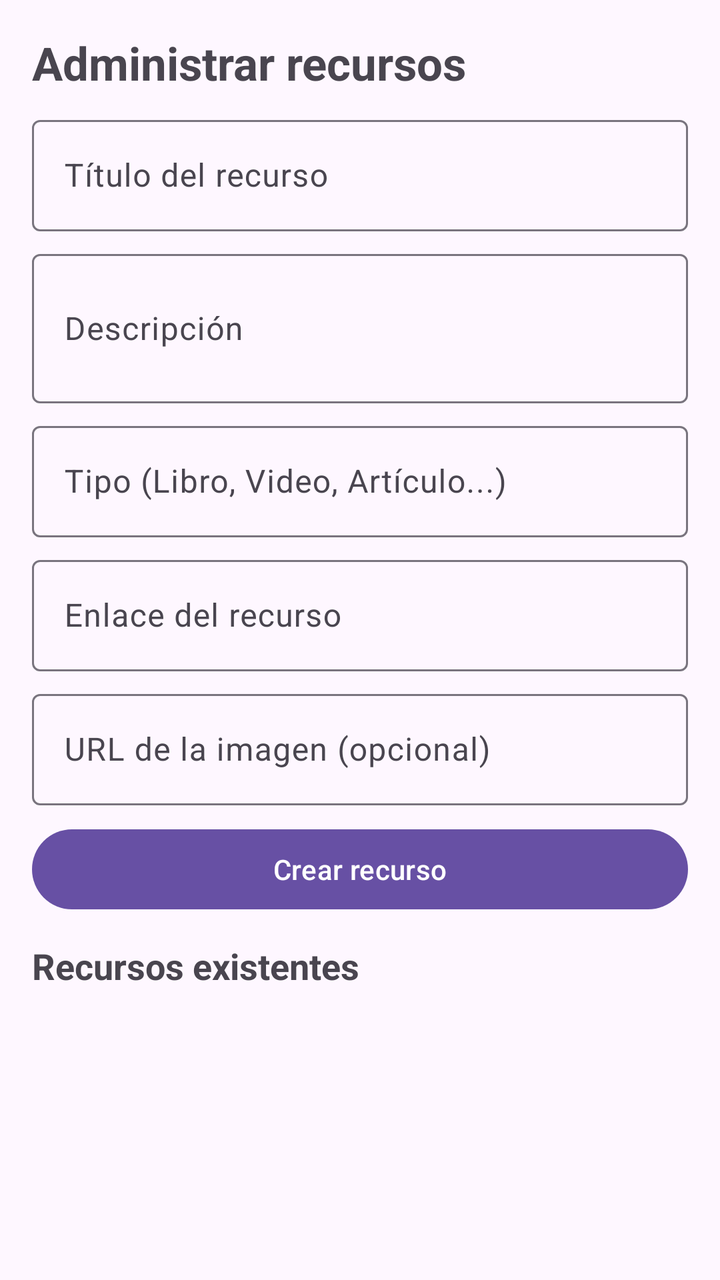
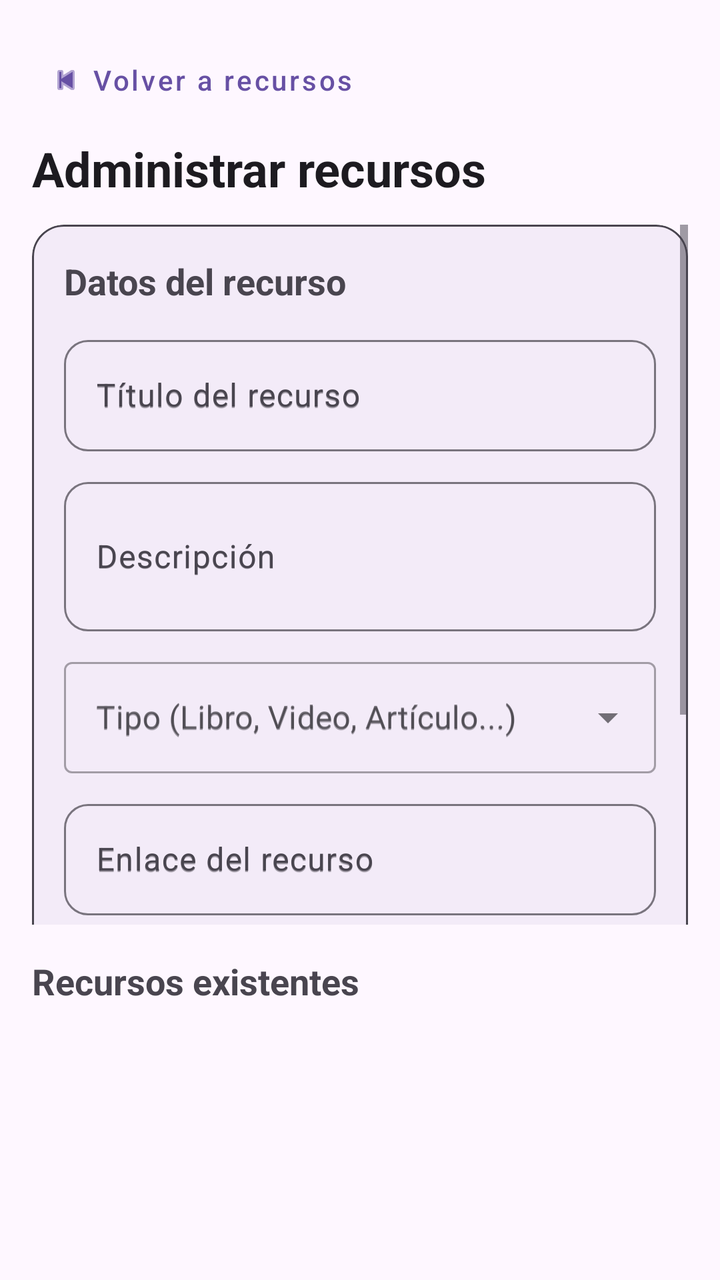

An Android layout rendered at two revisions. The XML below is the earlier revision; the diff shows what the commit changed to produce the second picture.
<!-- AndroidManifest.xml: application theme Theme.AprendeApp -->
<!-- res/layout/activity_docente.xml -->
<?xml version="1.0" encoding="utf-8"?>
<LinearLayout
    xmlns:android="http://schemas.android.com/apk/res/android"
    xmlns:tools="http://schemas.android.com/tools"
    android:layout_width="match_parent"
    android:layout_height="match_parent"
    android:orientation="vertical"
    android:padding="16dp"
    tools:context=".DocenteActivity">

    <TextView
        android:layout_width="match_parent"
        android:layout_height="wrap_content"
        android:text="@string/manage_resources_title"
        android:textSize="23sp"
        android:textStyle="bold" />

    <ScrollView
        android:layout_width="match_parent"
        android:layout_height="wrap_content"
        android:layout_marginTop="8dp"
        android:fillViewport="false">

        <LinearLayout
            android:layout_width="match_parent"
            android:layout_height="wrap_content"
            android:orientation="vertical">

            <com.google.android.material.textfield.TextInputLayout
                android:layout_width="match_parent"
                android:layout_height="wrap_content"
                android:hint="@string/resource_title_hint">

                <com.google.android.material.textfield.TextInputEditText
                    android:id="@+id/etTitulo"
                    android:layout_width="match_parent"
                    android:layout_height="wrap_content"
                    android:inputType="textCapSentences"
                    android:maxLines="2" />
            </com.google.android.material.textfield.TextInputLayout>

            <com.google.android.material.textfield.TextInputLayout
                android:layout_width="match_parent"
                android:layout_height="wrap_content"
                android:layout_marginTop="6dp"
                android:hint="@string/resource_description_hint">

                <com.google.android.material.textfield.TextInputEditText
                    android:id="@+id/etDescripcion"
                    android:layout_width="match_parent"
                    android:layout_height="wrap_content"
                    android:inputType="textCapSentences|textMultiLine"
                    android:minLines="2"
                    android:maxLines="4" />
            </com.google.android.material.textfield.TextInputLayout>

            <com.google.android.material.textfield.TextInputLayout
                android:layout_width="match_parent"
                android:layout_height="wrap_content"
                android:layout_marginTop="6dp"
                android:hint="@string/resource_type_hint">

                <com.google.android.material.textfield.TextInputEditText
                    android:id="@+id/etTipo"
                    android:layout_width="match_parent"
                    android:layout_height="wrap_content"
                    android:inputType="textCapSentences" />
            </com.google.android.material.textfield.TextInputLayout>

            <com.google.android.material.textfield.TextInputLayout
                android:layout_width="match_parent"
                android:layout_height="wrap_content"
                android:layout_marginTop="6dp"
                android:hint="@string/resource_link_hint">

                <com.google.android.material.textfield.TextInputEditText
                    android:id="@+id/etEnlace"
                    android:layout_width="match_parent"
                    android:layout_height="wrap_content"
                    android:inputType="textUri"
                    android:maxLines="2" />
            </com.google.android.material.textfield.TextInputLayout>

            <com.google.android.material.textfield.TextInputLayout
                android:layout_width="match_parent"
                android:layout_height="wrap_content"
                android:layout_marginTop="6dp"
                android:hint="@string/resource_image_url_hint">

                <com.google.android.material.textfield.TextInputEditText
                    android:id="@+id/etImagen"
                    android:layout_width="match_parent"
                    android:layout_height="wrap_content"
                    android:inputType="textUri"
                    android:maxLines="2" />
            </com.google.android.material.textfield.TextInputLayout>

            <com.google.android.material.button.MaterialButton
                android:id="@+id/btnGuardarRecurso"
                android:layout_width="match_parent"
                android:layout_height="wrap_content"
                android:layout_marginTop="8dp"
                android:text="@string/create_resource" />

            <com.google.android.material.button.MaterialButton
                android:id="@+id/btnCancelarEdicion"
                android:layout_width="match_parent"
                android:layout_height="wrap_content"
                android:text="@string/cancel_edit"
                android:visibility="gone" />

        </LinearLayout>
    </ScrollView>

    <TextView
        android:layout_width="match_parent"
        android:layout_height="wrap_content"
        android:layout_marginTop="12dp"
        android:text="@string/existing_resources_title"
        android:textStyle="bold"
        android:textSize="18sp" />

    <androidx.recyclerview.widget.RecyclerView
        android:id="@+id/rvAdminRecursos"
        android:layout_width="match_parent"
        android:layout_height="0dp"
        android:layout_marginTop="8dp"
        android:layout_weight="1"
        android:clipToPadding="false"
        android:paddingBottom="8dp"
        tools:listitem="@layout/item_admin_recurso" />

</LinearLayout>
<!-- res/layout/item_admin_recurso.xml (included above) -->
<?xml version="1.0" encoding="utf-8"?>
<com.google.android.material.card.MaterialCardView
    xmlns:android="http://schemas.android.com/apk/res/android"
    xmlns:app="http://schemas.android.com/apk/res-auto"
    android:layout_width="match_parent"
    android:layout_height="wrap_content"
    android:layout_marginBottom="10dp"
    app:cardCornerRadius="12dp"
    app:cardElevation="3dp">

    <LinearLayout
        android:layout_width="match_parent"
        android:layout_height="wrap_content"
        android:orientation="vertical"
        android:padding="12dp">

        <TextView
            android:id="@+id/tvAdminTitulo"
            android:layout_width="match_parent"
            android:layout_height="wrap_content"
            android:textStyle="bold"
            android:textSize="18sp" />

        <TextView
            android:id="@+id/tvAdminTipo"
            android:layout_width="match_parent"
            android:layout_height="wrap_content"
            android:layout_marginTop="4dp" />

        <TextView
            android:id="@+id/tvAdminDescripcion"
            android:layout_width="match_parent"
            android:layout_height="wrap_content"
            android:layout_marginTop="4dp" />

        <LinearLayout
            android:layout_width="match_parent"
            android:layout_height="wrap_content"
            android:orientation="horizontal"
            android:layout_marginTop="8dp">

            <com.google.android.material.button.MaterialButton
                android:id="@+id/btnEditarRecurso"
                android:layout_width="0dp"
                android:layout_height="wrap_content"
                android:layout_weight="1"
                android:text="@string/edit_resource" />

            <com.google.android.material.button.MaterialButton
                android:id="@+id/btnEliminarRecurso"
                android:layout_width="0dp"
                android:layout_height="wrap_content"
                android:layout_weight="1"
                android:layout_marginStart="8dp"
                android:text="@string/delete_resource"
                app:backgroundTint="?attr/colorError" />
        </LinearLayout>

    </LinearLayout>

</com.google.android.material.card.MaterialCardView>
<!-- resources referenced by this layout -->
<resources>
  <string name="cancel_edit">Cancelar edición</string>
  <string name="create_resource">Crear recurso</string>
  <string name="delete_resource">Eliminar</string>
  <string name="edit_resource">Editar</string>
  <string name="existing_resources_title">Recursos existentes</string>
  <string name="manage_resources_title">Administrar recursos</string>
  <string name="resource_description_hint">Descripción</string>
  <string name="resource_image_url_hint">URL de la imagen (opcional)</string>
  <string name="resource_link_hint">Enlace del recurso</string>
  <string name="resource_title_hint">Título del recurso</string>
  <string name="resource_type_hint">Tipo (Libro, Video, Artículo...)</string>
  <style name="Theme.AprendeApp" parent="Base.Theme.AprendeApp" />
  <style name="Base.Theme.AprendeApp" parent="Theme.Material3.DayNight.NoActionBar">
          
          
      </style>
</resources>

<!-- the commit's change to res/layout/activity_docente.xml (unified diff, before → after) -->
@@ -1,195 +1,218 @@
-<?xml version="1.0" encoding="utf-8"?>
-<LinearLayout
-    xmlns:android="http://schemas.android.com/apk/res/android"
-    xmlns:tools="http://schemas.android.com/tools"
+<LinearLayout xmlns:android="http://schemas.android.com/apk/res/android"
+    xmlns:app="http://schemas.android.com/apk/res-auto"
     android:layout_width="match_parent"
     android:layout_height="match_parent"
     android:orientation="vertical"
-    android:padding="16dp"
-    tools:context=".DocenteActivity">
+    android:background="?attr/colorSurface"
+    android:padding="16dp">
+
+    <com.google.android.material.button.MaterialButton
+        android:id="@+id/btnVolver"
+        style="@style/Widget.MaterialComponents.Button.TextButton"
+        android:layout_width="wrap_content"
+        android:layout_height="48dp"
+        android:minWidth="0dp"
+        android:text="Volver a recursos"
+        android:textAllCaps="false"
+        android:textSize="14sp"
+        app:cornerRadius="12dp"
+        app:icon="@android:drawable/ic_media_previous"
+        app:iconGravity="textStart"
+        app:iconPadding="4dp" />
 
     <TextView
         android:layout_width="match_parent"
         android:layout_height="wrap_content"
+        android:layout_marginTop="4dp"
+        android:layout_marginBottom="12dp"
         android:text="@string/manage_resources_title"
-        android:textSize="23sp"
+        android:textColor="?attr/colorOnSurface"
+        android:textSize="24sp"
         android:textStyle="bold" />
 
     <ScrollView
         android:layout_width="match_parent"
-        android:layout_height="wrap_content"
-        android:layout_marginTop="8dp"
-        android:fillViewport="false">
-
-        <LinearLayout
+        android:layout_height="350dp"
+        android:fillViewport="true">
+
+        <com.google.android.material.card.MaterialCardView
             android:layout_width="match_parent"
             android:layout_height="wrap_content"
-            android:orientation="vertical">
-
-            <com.google.android.material.textfield.TextInputLayout
+            app:cardCornerRadius="16dp"
+            app:cardElevation="2dp"
+            app:strokeColor="?attr/colorControlNormal"
+            app:strokeWidth="1dp">
+
+            <LinearLayout
                 android:layout_width="match_parent"
                 android:layout_height="wrap_content"
-                android:hint="@string/resource_title_hint">
-
-                <com.google.android.material.textfield.TextInputEditText
-                    android:id="@+id/etTitulo"
-                    android:layout_width="match_parent"
-                    android:layout_height="wrap_content"
-                    android:inputType="textCapSentences"
-                    android:maxLines="2" />
-            </com.google.android.material.textfield.TextInputLayout>
-
-            <com.google.android.material.textfield.TextInputLayout
-                android:layout_width="match_parent"
-                android:layout_height="wrap_content"
-                android:layout_marginTop="6dp"
-                android:hint="@string/resource_description_hint">
-
-                <com.google.android.material.textfield.TextInputEditText
-                    android:id="@+id/etDescripcion"
-                    android:layout_width="match_parent"
-                    android:layout_height="wrap_content"
-                    android:inputType="textCapSentences|textMultiLine"
-                    android:minLines="2"
-                    android:maxLines="4" />
-            </com.google.android.material.textfield.TextInputLayout>
-
-            <com.google.android.material.textfield.TextInputLayout
-                android:layout_width="match_parent"
-                android:layout_height="wrap_content"
-                android:layout_marginTop="6dp"
-                android:hint="@string/resource_type_hint">
-
-                <com.google.android.material.textfield.TextInputEditText
-                    android:id="@+id/etTipo"
-                    android:layout_width="match_parent"
-                    android:layout_height="wrap_content"
-                    android:inputType="textCapSentences" />
-            </com.google.android.material.textfield.TextInputLayout>
-
-            <com.google.android.material.textfield.TextInputLayout
-                android:layout_width="match_parent"
-                android:layout_height="wrap_content"
-                android:layout_marginTop="6dp"
-                android:hint="@string/resource_link_hint">
-
-                <com.google.android.material.textfield.TextInputEditText
-                    android:id="@+id/etEnlace"
-                    android:layout_width="match_parent"
-                    android:layout_height="wrap_content"
-                    android:inputType="textUri"
-                    android:maxLines="2" />
-            </com.google.android.material.textfield.TextInputLayout>
-
-            <com.google.android.material.textfield.TextInputLayout
-                android:layout_width="match_parent"
-                android:layout_height="wrap_content"
-                android:layout_marginTop="6dp"
-                android:hint="@string/resource_image_url_hint">
-
-                <com.google.android.material.textfield.TextInputEditText
-                    android:id="@+id/etImagen"
-                    android:layout_width="match_parent"
-                    android:layout_height="wrap_content"
-                    android:inputType="textUri"
-                    android:maxLines="2" />
-            </com.google.android.material.textfield.TextInputLayout>
-
-            <com.google.android.material.button.MaterialButton
-                android:id="@+id/btnGuardarRecurso"
-                android:layout_width="match_parent"
-                android:layout_height="wrap_content"
-                android:layout_marginTop="8dp"
-                android:text="@string/create_resource" />
-
-            <com.google.android.material.button.MaterialButton
-                android:id="@+id/btnCancelarEdicion"
-                android:layout_width="match_parent"
-                android:layout_height="wrap_content"
-                android:text="@string/cancel_edit"
-                android:visibility="gone" />
-
-        </LinearLayout>
+                android:orientation="vertical"
+                android:padding="16dp">
+
+                <TextView
+                    android:layout_width="match_parent"
+                    android:layout_height="wrap_content"
+                    android:layout_marginBottom="12dp"
+                    android:text="Datos del recurso"
+                    android:textSize="18sp"
+                    android:textStyle="bold" />
+
+                
+                <com.google.android.material.textfield.TextInputLayout
+                    android:layout_width="match_parent"
+                    android:layout_height="wrap_content"
+                    android:layout_marginBottom="10dp"
+                    android:hint="@string/resource_title_hint"
+                    app:boxBackgroundMode="outline"
+                    app:boxCornerRadiusTopStart="12dp"
+                    app:boxCornerRadiusTopEnd="12dp"
+                    app:boxCornerRadiusBottomStart="12dp"
+                    app:boxCornerRadiusBottomEnd="12dp">
+
+                    <com.google.android.material.textfield.TextInputEditText
+                        android:id="@+id/etTitulo"
+                        android:layout_width="match_parent"
+                        android:layout_height="wrap_content"
+                        android:minHeight="48dp"
+                        android:hint="@string/resource_title_hint"
+                        android:inputType="textCapSentences"
+                        android:maxLines="2" />
+
+                </com.google.android.material.textfield.TextInputLayout>
+
+                
+                <com.google.android.material.textfield.TextInputLayout
+                    android:layout_width="match_parent"
+                    android:layout_height="wrap_content"
+                    android:layout_marginBottom="10dp"
+                    android:hint="@string/resource_description_hint"
+                    app:boxBackgroundMode="outline"
+                    app:boxCornerRadiusTopStart="12dp"
+                    app:boxCornerRadiusTopEnd="12dp"
+                    app:boxCornerRadiusBottomStart="12dp"
+                    app:boxCornerRadiusBottomEnd="12dp">
+
+                    <com.google.android.material.textfield.TextInputEditText
+                        android:id="@+id/etDescripcion"
+                        android:layout_width="match_parent"
+                        android:layout_height="wrap_content"
+                        android:minHeight="48dp"
+                        android:hint="@string/resource_description_hint"
+                        android:inputType="textCapSentences|textMultiLine"
+                        android:minLines="2"
+                        android:maxLines="4" />
+
+                </com.google.android.material.textfield.TextInputLayout>
+
+                
+                <com.google.android.material.textfield.TextInputLayout
+                    style="@style/Widget.MaterialComponents.TextInputLayout.OutlinedBox.ExposedDropdownMenu"
+                    android:layout_width="match_parent"
+                    android:layout_height="wrap_content"
+                    android:layout_marginBottom="10dp"
+                    android:hint="@string/resource_type_hint">
+
+                    <AutoCompleteTextView
+                        android:id="@+id/etTipo"
+                        android:layout_width="match_parent"
+                        android:layout_height="wrap_content"
+                        android:minHeight="48dp"
+                        android:hint="@string/resource_type_hint"
+                        android:inputType="none"
+                        android:importantForAccessibility="yes" />
+
+                </com.google.android.material.textfield.TextInputLayout>
+
+                
+                <com.google.android.material.textfield.TextInputLayout
+                    android:layout_width="match_parent"
+                    android:layout_height="wrap_content"
+                    android:layout_marginBottom="10dp"
+                    android:hint="@string/resource_link_hint"
+                    app:boxBackgroundMode="outline"
+                    app:boxCornerRadiusTopStart="12dp"
+                    app:boxCornerRadiusTopEnd="12dp"
+                    app:boxCornerRadiusBottomStart="12dp"
+                    app:boxCornerRadiusBottomEnd="12dp">
+
+                    <com.google.android.material.textfield.TextInputEditText
+                        android:id="@+id/etEnlace"
+                        android:layout_width="match_parent"
+                        android:layout_height="wrap_content"
+                        android:minHeight="48dp"
+                        android:hint="@string/resource_link_hint"
+                        android:inputType="textUri"
+                        android:maxLines="2" />
+
+                </com.google.android.material.textfield.TextInputLayout>
+
+                
+                <com.google.android.material.textfield.TextInputLayout
+                    android:layout_width="match_parent"
+                    android:layout_height="wrap_content"
+                    android:layout_marginBottom="12dp"
+                    android:hint="@string/resource_image_url_hint"
+                    app:boxBackgroundMode="outline"
+                    app:boxCornerRadiusTopStart="12dp"
+                    app:boxCornerRadiusTopEnd="12dp"
+                    app:boxCornerRadiusBottomStart="12dp"
+                    app:boxCornerRadiusBottomEnd="12dp">
+
+                    <com.google.android.material.textfield.TextInputEditText
+                        android:id="@+id/etImagen"
+                        android:layout_width="match_parent"
+                        android:layout_height="wrap_content"
+                        android:minHeight="48dp"
+                        android:hint="@string/resource_image_url_hint"
+                        android:inputType="textUri"
+                        android:maxLines="2" />
+
+                </com.google.android.material.textfield.TextInputLayout>
+
+                
+                <com.google.android.material.button.MaterialButton
+                    android:id="@+id/btnGuardarRecurso"
+                    android:layout_width="match_parent"
+                    android:layout_height="wrap_content"
+                    android:minHeight="48dp"
+                    android:layout_marginBottom="8dp"
+                    android:text="@string/create_resource"
+                    android:textAllCaps="false"
+                    app:cornerRadius="12dp"
+                    app:icon="@android:drawable/ic_menu_save" />
+
+                
+                <com.google.android.material.button.MaterialButton
+                    android:id="@+id/btnCancelarEdicion"
+                    style="@style/Widget.MaterialComponents.Button.OutlinedButton"
+                    android:layout_width="match_parent"
+                    android:layout_height="wrap_content"
+                    android:minHeight="48dp"
+                    android:text="@string/cancel_edit"
+                    android:textAllCaps="false"
+                    android:visibility="gone"
+                    app:cornerRadius="12dp" />
+
+            </LinearLayout>
+        </com.google.android.material.card.MaterialCardView>
     </ScrollView>
 
+    
     <TextView
         android:layout_width="match_parent"
         android:layout_height="wrap_content"
-        android:layout_marginTop="12dp"
+        android:layout_marginTop="16dp"
+        android:layout_marginBottom="8dp"
         android:text="@string/existing_resources_title"
-        android:textStyle="bold"
-        android:textSize="18sp" />
+        android:textSize="18sp"
+        android:textStyle="bold" />
 
     <androidx.recyclerview.widget.RecyclerView
         android:id="@+id/rvAdminRecursos"
         android:layout_width="match_parent"
         android:layout_height="0dp"
-        android:layout_marginTop="8dp"
         android:layout_weight="1"
         android:clipToPadding="false"
-        android:paddingBottom="8dp"
-        tools:listitem="@layout/item_admin_recurso" />
+        android:paddingBottom="8dp" />
 
 </LinearLayout>
-<!-- res/layout/item_admin_recurso.xml (included above) -->
-<?xml version="1.0" encoding="utf-8"?>
-<com.google.android.material.card.MaterialCardView
-    xmlns:android="http://schemas.android.com/apk/res/android"
-    xmlns:app="http://schemas.android.com/apk/res-auto"
-    android:layout_width="match_parent"
-    android:layout_height="wrap_content"
-    android:layout_marginBottom="10dp"
-    app:cardCornerRadius="12dp"
-    app:cardElevation="3dp">
-
-    <LinearLayout
-        android:layout_width="match_parent"
-        android:layout_height="wrap_content"
-        android:orientation="vertical"
-        android:padding="12dp">
-
-        <TextView
-            android:id="@+id/tvAdminTitulo"
-            android:layout_width="match_parent"
-            android:layout_height="wrap_content"
-            android:textStyle="bold"
-            android:textSize="18sp" />
-
-        <TextView
-            android:id="@+id/tvAdminTipo"
-            android:layout_width="match_parent"
-            android:layout_height="wrap_content"
-            android:layout_marginTop="4dp" />
-
-        <TextView
-            android:id="@+id/tvAdminDescripcion"
-            android:layout_width="match_parent"
-            android:layout_height="wrap_content"
-            android:layout_marginTop="4dp" />
-
-        <LinearLayout
-            android:layout_width="match_parent"
-            android:layout_height="wrap_content"
-            android:orientation="horizontal"
-            android:layout_marginTop="8dp">
-
-            <com.google.android.material.button.MaterialButton
-                android:id="@+id/btnEditarRecurso"
-                android:layout_width="0dp"
-                android:layout_height="wrap_content"
-                android:layout_weight="1"
-                android:text="@string/edit_resource" />
-
-            <com.google.android.material.button.MaterialButton
-                android:id="@+id/btnEliminarRecurso"
-                android:layout_width="0dp"
-                android:layout_height="wrap_content"
-                android:layout_weight="1"
-                android:layout_marginStart="8dp"
-                android:text="@string/delete_resource"
-                app:backgroundTint="?attr/colorError" />
-        </LinearLayout>
-
-    </LinearLayout>
-
-</com.google.android.material.card.MaterialCardView>
<!-- resource entries referenced after the edit -->
@@ -2,8 +2,6 @@
 <resources>
   <string name="cancel_edit">Cancelar edición</string>
   <string name="create_resource">Crear recurso</string>
-  <string name="delete_resource">Eliminar</string>
-  <string name="edit_resource">Editar</string>
   <string name="existing_resources_title">Recursos existentes</string>
   <string name="manage_resources_title">Administrar recursos</string>
   <string name="resource_description_hint">Descripción</string>
